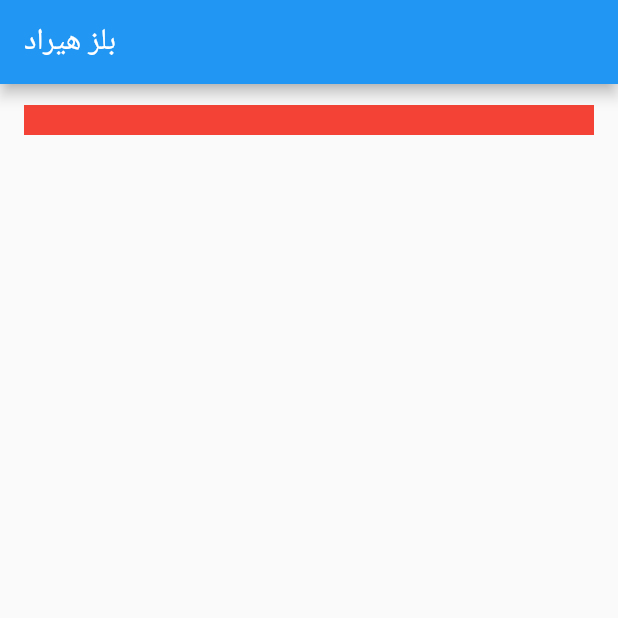
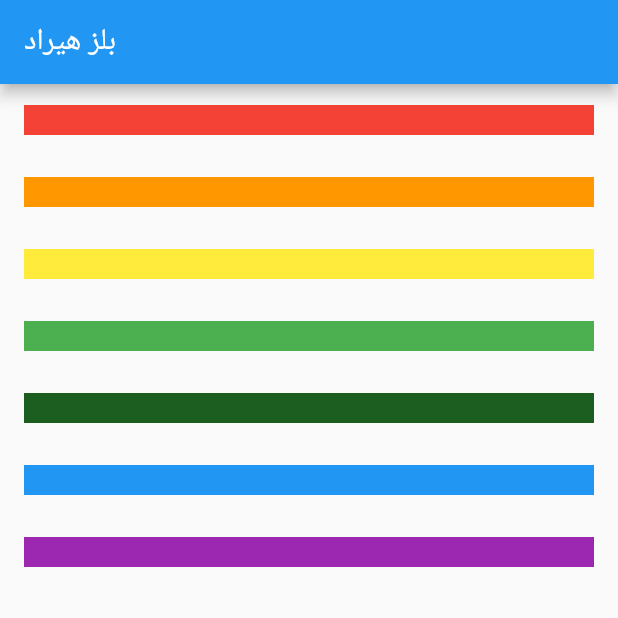
Before and after one commit to EsmaeiliSina/Hirad, a Flutter app: the screen it shows after launch, on a phone screen of 412 x 824 dp, the top half of it. Run offline on Flutter 3.47's test engine with Material 2 defaults, Android fonts, the phone set to English and light mode, and no system bars; our stand-ins replace audioplayers.

Commit message:
add 7 flat button

```diff
--- a/lib/main.dart
+++ b/lib/main.dart
@@ -23,6 +23,72 @@ class MyApp extends StatelessWidget {
                   width: double.infinity,
                   color: Colors.red,
                 ),
+              ),
+              FlatButton(
+                onPressed: () {
+                  final player = AudioCache();
+                  player.play('note2.wav');
+                },
+                child: Container(
+                  height: 20,
+                  width: double.infinity,
+                  color: Colors.orange,
+                ),
+              ),
+              FlatButton(
+                onPressed: () {
+                  final player = AudioCache();
+                  player.play('note3.wav');
+                },
+                child: Container(
+                  height: 20,
+                  width: double.infinity,
+                  color: Colors.yellow,
+                ),
+              ),
+              FlatButton(
+                onPressed: () {
+                  final player = AudioCache();
+                  player.play('note4.wav');
+                },
+                child: Container(
+                  height: 20,
+                  width: double.infinity,
+                  color: Colors.green,
+                ),
+              ),
+              FlatButton(
+                onPressed: () {
+                  final player = AudioCache();
+                  player.play('note5.wav');
+                },
+                child: Container(
+                  height: 20,
+                  width: double.infinity,
+                  color: Colors.green[900],
+                ),
+              ),
+              FlatButton(
+                onPressed: () {
+                  final player = AudioCache();
+                  player.play('note6.wav');
+                },
+                child: Container(
+                  height: 20,
+                  width: double.infinity,
+                  color: Colors.blue,
+                ),
+              ),
+              FlatButton(
+                onPressed: () {
+                  final player = AudioCache();
+                  player.play('note7.wav');
+                },
+                child: Container(
+                  height: 20,
+                  width: double.infinity,
+                  color: Colors.purple,
+                ),
               )
             ],
           ),
```
Also changed, not shown: 1 other file.
